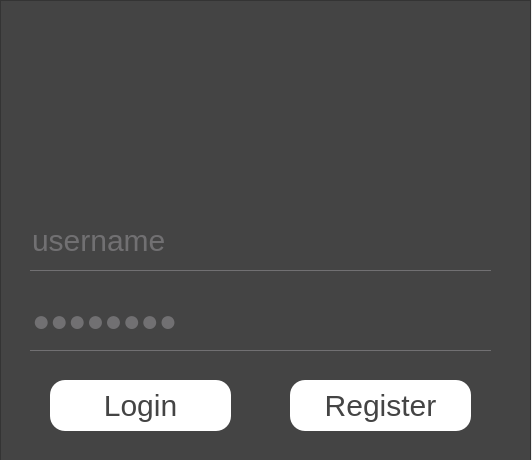
This is login.ui in Simon010717/EasyParkingPy as Qt 5 draws it before an edit. The edited form follows.
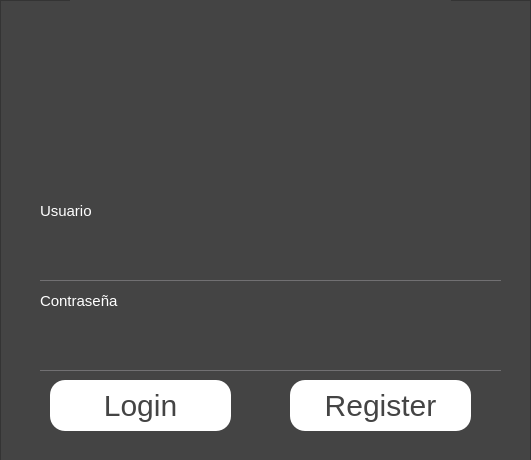
This is the edited form. Icons and pictures are not drawn.

Commit message: Mejor interfaz

The edit to the form file:
```diff
--- a/login.ui
+++ b/login.ui
@@ -6,7 +6,7 @@
    <rect>
     <x>0</x>
     <y>0</y>
-    <width>532</width>
+    <width>531</width>
     <height>460</height>
    </rect>
   </property>
@@ -16,7 +16,10 @@
   <property name="styleSheet">
    <string notr="true">*{
 font-family: segoe ui;
-font-size: 30px;
+}
+QLabel{
+font-size: 15px;
+color: white;
 }
 QFrame{
 background: #444;
@@ -25,6 +28,7 @@
 color: #444;
 border-radius: 15px;
 background:white;
+font-size: 30px;
 }
 QToolButton{
 background: transparent;
@@ -42,6 +46,7 @@
 border: none;
 border-bottom: 1px solid;
 border-color: #717072;
+font-size: 30px;
 }</string>
   </property>
   <widget class="QWidget" name="centralwidget">
@@ -63,17 +68,17 @@
     <widget class="QLineEdit" name="lineEdit">
      <property name="geometry">
       <rect>
-       <x>30</x>
-       <y>290</y>
+       <x>40</x>
+       <y>310</y>
        <width>461</width>
        <height>61</height>
       </rect>
      </property>
      <property name="text">
-      <string>password</string>
+      <string/>
      </property>
      <property name="echoMode">
-      <enum>QLineEdit::PasswordEchoOnEdit</enum>
+      <enum>QLineEdit::Password</enum>
      </property>
      <property name="cursorPosition">
       <number>0</number>
@@ -82,14 +87,14 @@
     <widget class="QLineEdit" name="lineEdit_2">
      <property name="geometry">
       <rect>
-       <x>30</x>
-       <y>210</y>
+       <x>40</x>
+       <y>220</y>
        <width>461</width>
        <height>61</height>
       </rect>
      </property>
      <property name="text">
-      <string>username</string>
+      <string/>
      </property>
      <property name="cursorPosition">
       <number>0</number>
@@ -125,8 +130,8 @@
      <property name="geometry">
       <rect>
        <x>70</x>
-       <y>20</y>
-       <width>401</width>
+       <y>0</y>
+       <width>381</width>
        <height>171</height>
       </rect>
      </property>
@@ -137,7 +142,33 @@
       <string/>
      </property>
      <property name="pixmap">
-      <pixmap resource="logo.qrc">:/logo/easy_blanco.svg</pixmap>
+      <pixmap resource="logo.qrc">:/easy_blanco.svg</pixmap>
+     </property>
+    </widget>
+    <widget class="QLabel" name="usernameLabel">
+     <property name="geometry">
+      <rect>
+       <x>40</x>
+       <y>201</y>
+       <width>191</width>
+       <height>20</height>
+      </rect>
+     </property>
+     <property name="text">
+      <string>Usuario</string>
+     </property>
+    </widget>
+    <widget class="QLabel" name="passwordLabel">
+     <property name="geometry">
+      <rect>
+       <x>40</x>
+       <y>291</y>
+       <width>191</width>
+       <height>20</height>
+      </rect>
+     </property>
+     <property name="text">
+      <string>Contraseña</string>
      </property>
     </widget>
    </widget>
```
Left out of the diff: 4 changed lines with no effect on the pictures. The commit also changes 1 other file.
